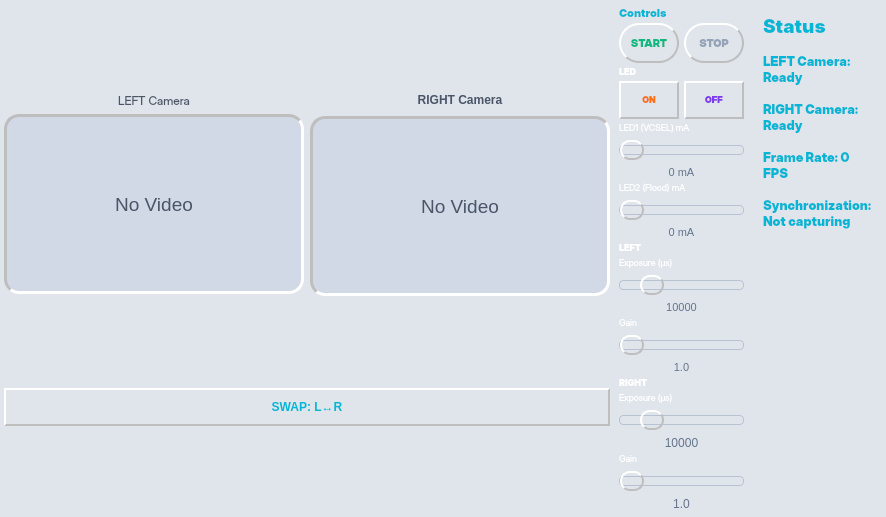
Qt form src/gui/ui/camera_preview_widget.ui (SupernovaIndustries/unlook-standalone) before a commit.
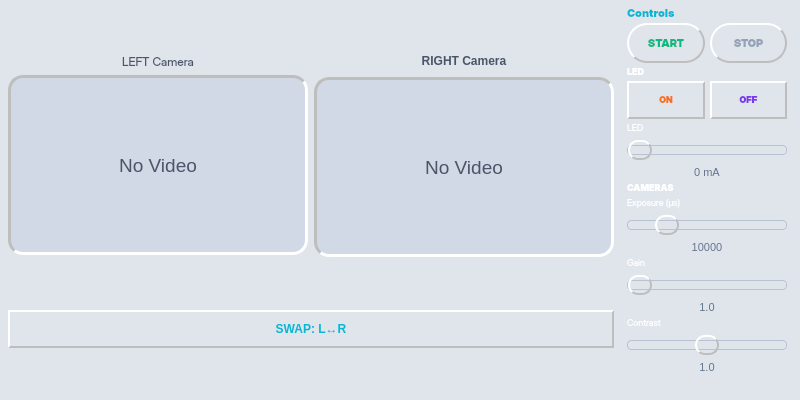
The same form after that commit.

Commit message: GUI: Remove window title bar and add contrast slider for 800x400 display

What changed in the file:
```diff
--- a/src/gui/ui/camera_preview_widget.ui
+++ b/src/gui/ui/camera_preview_widget.ui
@@ -346,7 +346,7 @@
           <font>
            <family>Inter Display</family>
            <pointsize>8</pointsize>
-           <bold>false</bold>
+           <bold>true</bold>
           </font>
          </property>
          <property name="styleSheet">
@@ -410,7 +410,7 @@
           <font>
            <family>Inter Display</family>
            <pointsize>8</pointsize>
-           <bold>false</bold>
+           <bold>true</bold>
           </font>
          </property>
          <property name="styleSheet">
@@ -500,7 +500,7 @@
           <font>
            <family>Inter Display</family>
            <pointsize>7</pointsize>
-           <bold>false</bold>
+           <bold>true</bold>
           </font>
          </property>
          <property name="styleSheet">
@@ -561,7 +561,7 @@
           <font>
            <family>Inter Display</family>
            <pointsize>7</pointsize>
-           <bold>false</bold>
+           <bold>true</bold>
           </font>
          </property>
          <property name="styleSheet">
@@ -623,7 +623,7 @@
           <string notr="true">color: #FFFFFF;</string>
          </property>
          <property name="text">
-          <string>LED1 (VCSEL) mA</string>
+          <string>LED</string>
          </property>
         </widget>
        </item>
@@ -680,68 +680,6 @@
        <property name="spacing">
         <number>2</number>
        </property>
-       <item>
-        <widget class="QLabel" name="led2_current_label">
-         <property name="font">
-          <font>
-           <family>Inter Display</family>
-           <pointsize>7</pointsize>
-          </font>
-         </property>
-         <property name="styleSheet">
-          <string notr="true">color: #FFFFFF;</string>
-         </property>
-         <property name="text">
-          <string>LED2 (Flood) mA</string>
-         </property>
-        </widget>
-       </item>
-       <item>
-        <widget class="QSlider" name="led2_current_slider">
-         <property name="minimumSize">
-          <size>
-           <width>120</width>
-           <height>28</height>
-          </size>
-         </property>
-         <property name="maximumSize">
-          <size>
-           <width>160</width>
-           <height>30</height>
-          </size>
-         </property>
-         <property name="minimum">
-          <number>0</number>
-         </property>
-         <property name="maximum">
-          <number>250</number>
-         </property>
-         <property name="value">
-          <number>0</number>
-         </property>
-         <property name="orientation">
-          <enum>Qt::Horizontal</enum>
-         </property>
-        </widget>
-       </item>
-       <item>
-        <widget class="QLabel" name="led2_current_value">
-         <property name="font">
-          <font>
-           <pointsize>8</pointsize>
-          </font>
-         </property>
-         <property name="styleSheet">
-          <string notr="true">color: #64748b;</string>
-         </property>
-         <property name="text">
-          <string>0 mA</string>
-         </property>
-         <property name="alignment">
-          <set>Qt::AlignCenter</set>
-         </property>
-        </widget>
-       </item>
       </layout>
      </item>
      <item>
@@ -757,7 +695,7 @@
         <string notr="true">color: #FFFFFF;</string>
        </property>
        <property name="text">
-        <string>LEFT</string>
+        <string>CAMERAS</string>
        </property>
       </widget>
      </item>
@@ -924,21 +862,85 @@
       </layout>
      </item>
      <item>
-      <widget class="QLabel" name="right_section_label">
-       <property name="font">
-        <font>
-         <family>Inter Black</family>
-         <pointsize>7</pointsize>
-         <bold>true</bold>
-        </font>
+      <layout class="QVBoxLayout" name="left_contrast_layout">
+       <property name="spacing">
+        <number>2</number>
        </property>
-       <property name="styleSheet">
-        <string notr="true">color: #FFFFFF;</string>
+       <property name="leftMargin">
+        <number>0</number>
        </property>
-       <property name="text">
-        <string>RIGHT</string>
+       <property name="topMargin">
+        <number>0</number>
        </property>
-      </widget>
+       <property name="rightMargin">
+        <number>0</number>
+       </property>
+       <property name="bottomMargin">
+        <number>0</number>
+       </property>
+       <item>
+        <widget class="QLabel" name="left_contrast_label">
+         <property name="font">
+          <font>
+           <family>Inter Display</family>
+           <pointsize>7</pointsize>
+          </font>
+         </property>
+         <property name="styleSheet">
+          <string notr="true">color: #FFFFFF;</string>
+         </property>
+         <property name="text">
+          <string>Contrast</string>
+         </property>
+        </widget>
+       </item>
+       <item>
+        <widget class="QSlider" name="left_contrast_slider">
+         <property name="minimumSize">
+          <size>
+           <width>120</width>
+           <height>28</height>
+          </size>
+         </property>
+         <property name="maximumSize">
+          <size>
+           <width>160</width>
+           <height>30</height>
+          </size>
+         </property>
+         <property name="minimum">
+          <number>0</number>
+         </property>
+         <property name="maximum">
+          <number>200</number>
+         </property>
+         <property name="value">
+          <number>100</number>
+         </property>
+         <property name="orientation">
+          <enum>Qt::Horizontal</enum>
+         </property>
+        </widget>
+       </item>
+       <item>
+        <widget class="QLabel" name="left_contrast_value">
+         <property name="font">
+          <font>
+           <pointsize>8</pointsize>
+          </font>
+         </property>
+         <property name="styleSheet">
+          <string notr="true">color: #64748b;</string>
+         </property>
+         <property name="text">
+          <string>1.0</string>
+         </property>
+         <property name="alignment">
+          <set>Qt::AlignCenter</set>
+         </property>
+        </widget>
+       </item>
+      </layout>
      </item>
      <item>
       <layout class="QVBoxLayout" name="right_exposure_layout">
@@ -957,68 +959,6 @@
        <property name="bottomMargin">
         <number>0</number>
        </property>
-       <item>
-        <widget class="QLabel" name="right_exposure_label">
-         <property name="font">
-          <font>
-           <family>Inter Display</family>
-           <pointsize>7</pointsize>
-          </font>
-         </property>
-         <property name="styleSheet">
-          <string notr="true">color: #FFFFFF;</string>
-         </property>
-         <property name="text">
-          <string>Exposure (μs)</string>
-         </property>
-        </widget>
-       </item>
-       <item>
-        <widget class="QSlider" name="right_exposure_slider">
-         <property name="minimumSize">
-          <size>
-           <width>120</width>
-           <height>28</height>
-          </size>
-         </property>
-         <property name="maximumSize">
-          <size>
-           <width>160</width>
-           <height>30</height>
-          </size>
-         </property>
-         <property name="minimum">
-          <number>100</number>
-         </property>
-         <property name="maximum">
-          <number>50000</number>
-         </property>
-         <property name="value">
-          <number>10000</number>
-         </property>
-         <property name="orientation">
-          <enum>Qt::Horizontal</enum>
-         </property>
-        </widget>
-       </item>
-       <item>
-        <widget class="QLabel" name="right_exposure_value">
-         <property name="font">
-          <font>
-           <pointsize>9</pointsize>
-          </font>
-         </property>
-         <property name="styleSheet">
-          <string notr="true">color: #64748b;</string>
-         </property>
-         <property name="text">
-          <string>10000</string>
-         </property>
-         <property name="alignment">
-          <set>Qt::AlignCenter</set>
-         </property>
-        </widget>
-       </item>
       </layout>
      </item>
      <item>
@@ -1038,87 +978,6 @@
        <property name="bottomMargin">
         <number>0</number>
        </property>
-       <item>
-        <widget class="QLabel" name="right_gain_label">
-         <property name="font">
-          <font>
-           <family>Inter Display</family>
-           <pointsize>7</pointsize>
-          </font>
-         </property>
-         <property name="styleSheet">
-          <string notr="true">color: #FFFFFF;</string>
-         </property>
-         <property name="text">
-          <string>Gain</string>
-         </property>
-        </widget>
-       </item>
-       <item>
-        <widget class="QSlider" name="right_gain_slider">
-         <property name="minimumSize">
-          <size>
-           <width>120</width>
-           <height>28</height>
-          </size>
-         </property>
-         <property name="maximumSize">
-          <size>
-           <width>160</width>
-           <height>30</height>
-          </size>
-         </property>
-         <property name="minimum">
-          <number>100</number>
-         </property>
-         <property name="maximum">
-          <number>1600</number>
-         </property>
-         <property name="value">
-          <number>100</number>
-         </property>
-         <property name="orientation">
-          <enum>Qt::Horizontal</enum>
-         </property>
-        </widget>
-       </item>
-       <item>
-        <widget class="QLabel" name="right_gain_value">
-         <property name="font">
-          <font>
-           <pointsize>9</pointsize>
-          </font>
-         </property>
-         <property name="styleSheet">
-          <string notr="true">color: #64748b;</string>
-         </property>
-         <property name="text">
-          <string>1.0</string>
-         </property>
-         <property name="alignment">
-          <set>Qt::AlignCenter</set>
-         </property>
-        </widget>
-       </item>
-      </layout>
-     </item>
-     <item>
-      <layout class="QVBoxLayout" name="fps_layout">
-       <property name="spacing">
-        <number>5</number>
-       </property>
-       <property name="leftMargin">
-        <number>0</number>
-       </property>
-       <property name="topMargin">
-        <number>0</number>
-       </property>
-       <property name="rightMargin">
-        <number>0</number>
-       </property>
-       <property name="bottomMargin">
-        <number>0</number>
-       </property>
       </layout>
      </item>
      <item>
@@ -1136,136 +995,6 @@
      </item>
     </layout>
    </item>
-   <item>
-    <layout class="QVBoxLayout" name="status_layout">
-     <property name="spacing">
-      <number>15</number>
-     </property>
-     <property name="leftMargin">
-      <number>10</number>
-     </property>
-     <property name="topMargin">
-      <number>10</number>
-     </property>
-     <property name="rightMargin">
-      <number>10</number>
-     </property>
-     <property name="bottomMargin">
-      <number>10</number>
-     </property>
-     <item>
-      <widget class="QLabel" name="status_title">
-       <property name="font">
-        <font>
-         <family>Inter Black</family>
-         <pointsize>14</pointsize>
-         <bold>true</bold>
-        </font>
-       </property>
-       <property name="styleSheet">
-        <string notr="true">color: #06b6d4;
-font-weight: 700;</string>
-       </property>
-       <property name="text">
-        <string>Status</string>
-       </property>
-      </widget>
-     </item>
-     <item>
-      <widget class="QLabel" name="left_camera_status">
-       <property name="font">
-        <font>
-         <family>Inter Display</family>
-         <pointsize>10</pointsize>
-        </font>
-       </property>
-       <property name="styleSheet">
-        <string notr="true">color: #06b6d4;
-font-weight: 700;</string>
-       </property>
-       <property name="text">
-        <string>LEFT Camera: Ready</string>
-       </property>
-       <property name="wordWrap">
-        <bool>true</bool>
-       </property>
-      </widget>
-     </item>
-     <item>
-      <widget class="QLabel" name="right_camera_status">
-       <property name="font">
-        <font>
-         <family>Inter Display</family>
-         <pointsize>10</pointsize>
-        </font>
-       </property>
-       <property name="styleSheet">
-        <string notr="true">color: #06b6d4;
-font-weight: 700;</string>
-       </property>
-       <property name="text">
-        <string>RIGHT Camera: Ready</string>
-       </property>
-       <property name="wordWrap">
-        <bool>true</bool>
-       </property>
-      </widget>
-     </item>
-     <item>
-      <widget class="QLabel" name="fps_status">
-       <property name="font">
-        <font>
-         <family>Inter Display</family>
-         <pointsize>10</pointsize>
-        </font>
-       </property>
-       <property name="styleSheet">
-        <string notr="true">color: #06b6d4;
-font-weight: 700;</string>
-       </property>
-       <property name="text">
-        <string>Frame Rate: 0 FPS</string>
-       </property>
-       <property name="wordWrap">
-        <bool>true</bool>
-       </property>
-      </widget>
-     </item>
-     <item>
-      <widget class="QLabel" name="sync_status">
-       <property name="font">
-        <font>
-         <family>Inter Display</family>
-         <pointsize>10</pointsize>
-        </font>
-       </property>
-       <property name="styleSheet">
-        <string notr="true">color: #06b6d4;
-font-weight: 700;</string>
-       </property>
-       <property name="text">
-        <string>Synchronization: Not capturing</string>
-       </property>
-       <property name="wordWrap">
-        <bool>true</bool>
-       </property>
-      </widget>
-     </item>
-     <item>
-      <spacer name="status_spacer">
-       <property name="orientation">
-        <enum>Qt::Vertical</enum>
-       </property>
-       <property name="sizeHint" stdset="0">
-        <size>
-         <width>20</width>
-         <height>40</height>
-        </size>
-       </property>
-      </spacer>
-     </item>
-    </layout>
-   </item>
   </layout>
  </widget>
  <resources/>
```
The commit also changes 5 other files.
